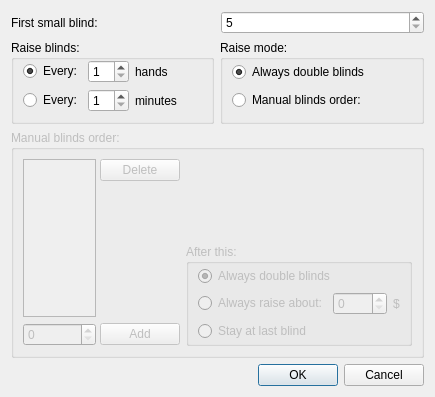
Before: the Qt Designer form src/gui/qt/changecompleteblindsdialog.ui in pokerth/pokerth, drawn with Qt 5.
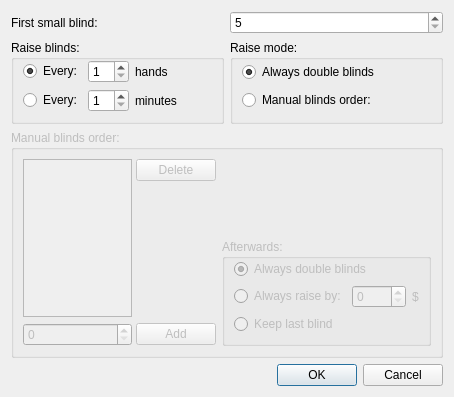
After: the same form once the commit is applied.

The edit to the form file:
```diff
--- a/src/gui/qt/changecompleteblindsdialog.ui
+++ b/src/gui/qt/changecompleteblindsdialog.ui
@@ -5,7 +5,7 @@
    <rect>
     <x>0</x>
     <y>0</y>
-    <width>435</width>
+    <width>454</width>
     <height>397</height>
    </rect>
   </property>
@@ -213,14 +213,11 @@
       <item row="1" column="1" >
        <widget class="QGroupBox" name="groupBox" >
         <property name="title" >
-         <string>After this:</string>
+         <string>Afterwards:</string>
         </property>
         <layout class="QGridLayout" >
          <property name="topMargin" >
-          <number>2</number>
-         </property>
-         <property name="bottomMargin" >
-          <number>2</number>
+          <number>0</number>
          </property>
          <item row="0" column="0" >
           <widget class="QRadioButton" name="radioButton_afterThisAlwaysDoubleBlinds" >
@@ -237,7 +234,7 @@
            <item>
             <widget class="QRadioButton" name="radioButton_afterThisAlwaysRaiseAbout" >
              <property name="text" >
-              <string>Always raise about:</string>
+              <string>Always raise by:</string>
              </property>
             </widget>
            </item>
@@ -260,7 +257,7 @@
          <item row="2" column="0" >
           <widget class="QRadioButton" name="radioButton_afterThisStayAtLastBlind" >
            <property name="text" >
-            <string>Stay at last blind</string>
+            <string>Keep last blind</string>
            </property>
           </widget>
          </item>
```
